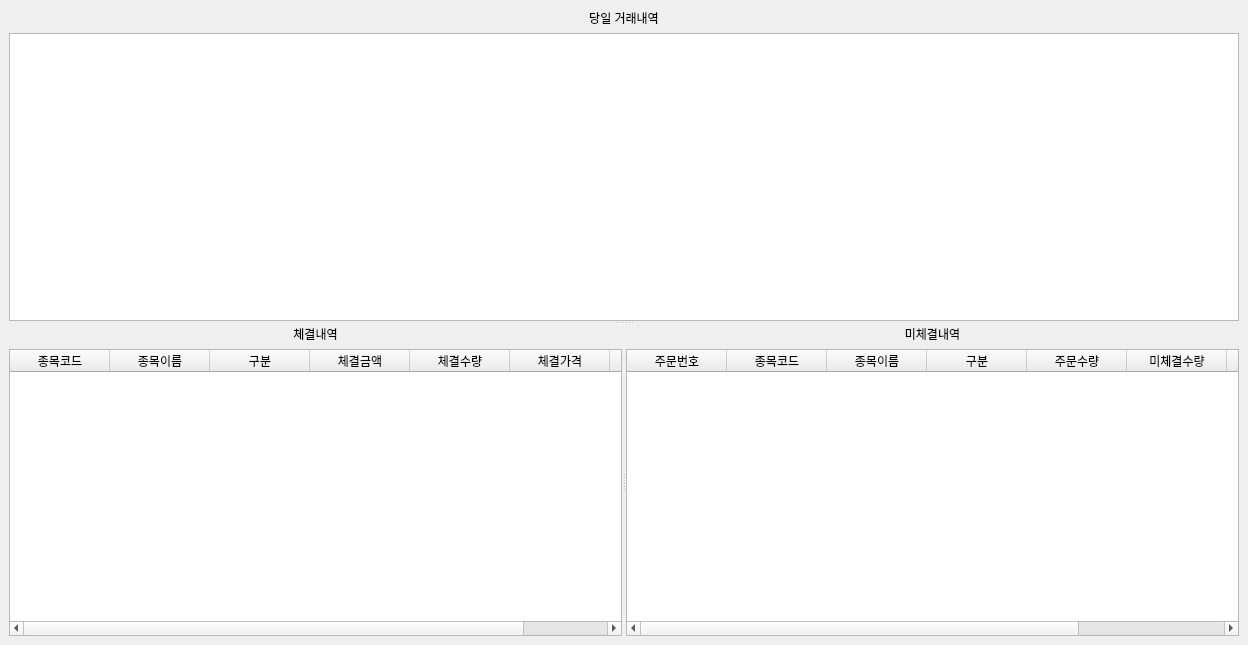
First picture: the form in GUI/trade_log_win.ui, repository Fvesta/autotrading2, before the edit.
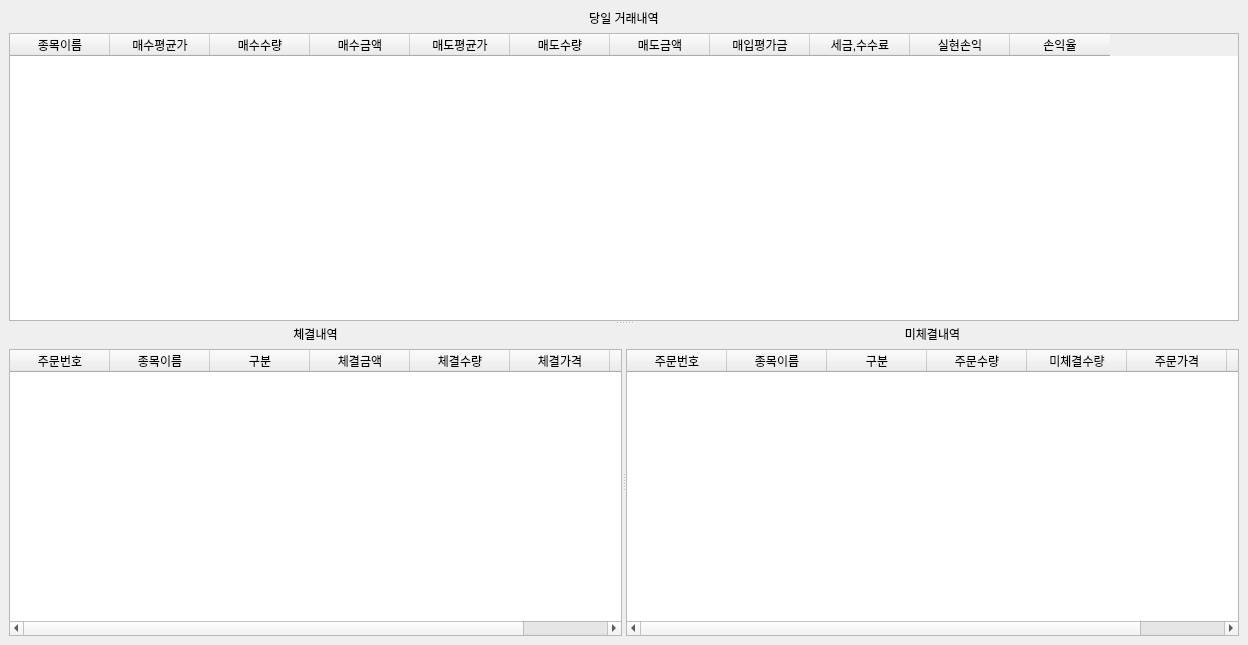
Second picture: the form after the edit.

The edit to the form file:
```diff
--- a/GUI/trade_log_win.ui
+++ b/GUI/trade_log_win.ui
@@ -46,6 +46,61 @@
           <property name="selectionBehavior">
            <enum>QAbstractItemView::SelectRows</enum>
           </property>
+          <column>
+           <property name="text">
+            <string>종목이름</string>
+           </property>
+          </column>
+          <column>
+           <property name="text">
+            <string>매수평균가</string>
+           </property>
+          </column>
+          <column>
+           <property name="text">
+            <string>매수수량</string>
+           </property>
+          </column>
+          <column>
+           <property name="text">
+            <string>매수금액</string>
+           </property>
+          </column>
+          <column>
+           <property name="text">
+            <string>매도평균가</string>
+           </property>
+          </column>
+          <column>
+           <property name="text">
+            <string>매도수량</string>
+           </property>
+          </column>
+          <column>
+           <property name="text">
+            <string>매도금액</string>
+           </property>
+          </column>
+          <column>
+           <property name="text">
+            <string>매입평가금</string>
+           </property>
+          </column>
+          <column>
+           <property name="text">
+            <string>세금,수수료</string>
+           </property>
+          </column>
+          <column>
+           <property name="text">
+            <string>실현손익</string>
+           </property>
+          </column>
+          <column>
+           <property name="text">
+            <string>손익율</string>
+           </property>
+          </column>
          </widget>
         </item>
        </layout>
@@ -82,7 +137,7 @@
            </attribute>
            <column>
             <property name="text">
-             <string>종목코드</string>
+             <string>주문번호</string>
             </property>
            </column>
            <column>
@@ -153,11 +208,6 @@
              <string>주문번호</string>
             </property>
            </column>
-           <column>
-            <property name="text">
-             <string>종목코드</string>
-            </property>
-           </column>
            <column>
             <property name="text">
              <string>종목이름</string>
```
Left out of the diff: 2 changed lines with no effect on the pictures.
